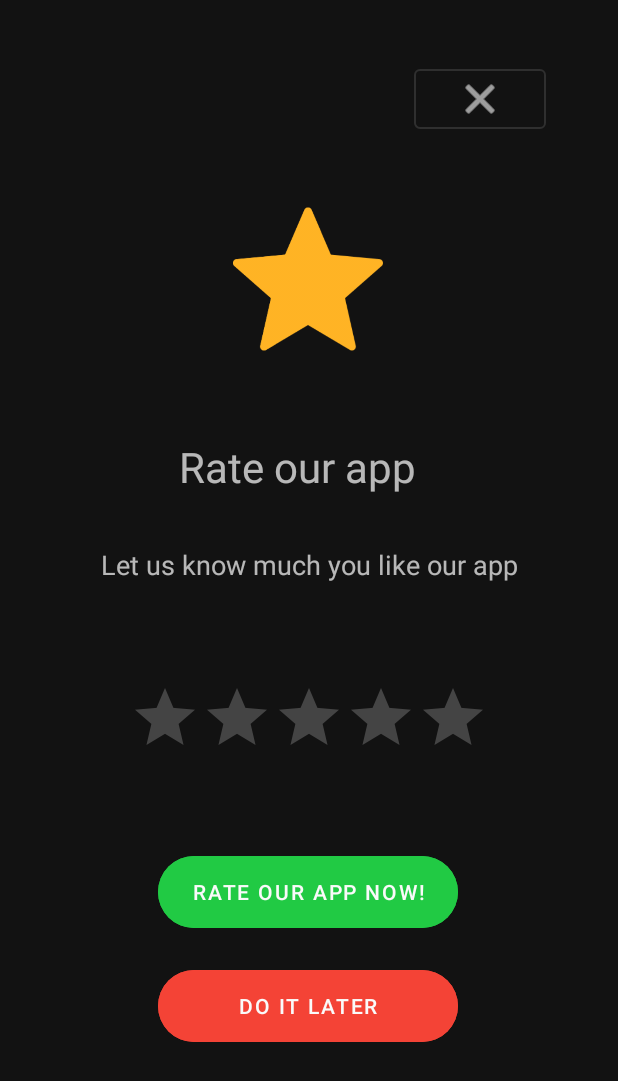
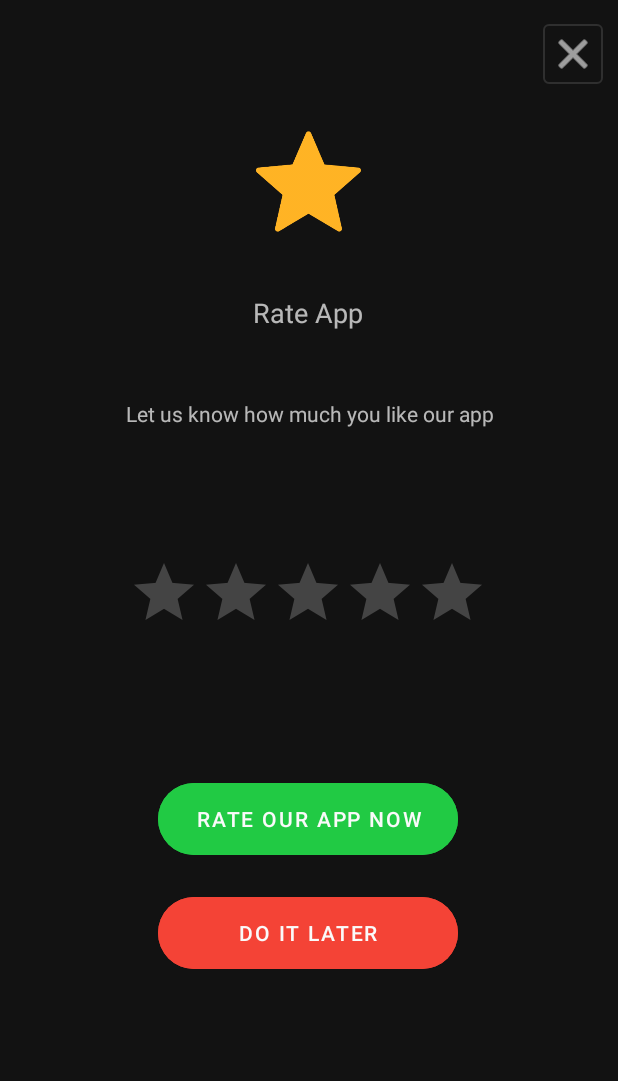
Before and after one commit to sparkwaker/Beam, an Android app: the layout dialog_rate_app.xml on its own in the app's theme, with its tools: preview values and no code run, on a phone screen of 412 x 824 dp. Shown: the top 1081 px of the screen. Run offline under Robolectric (Android 15) with nearby library versions, the light colour scheme and no system bars.

Commit message:
- Algunas mejoras para el layout de RateApp

```diff
--- a/app/src/main/res/layout/dialog_rate_app.xml
+++ b/app/src/main/res/layout/dialog_rate_app.xml
@@ -1,35 +1,39 @@
 <?xml version="1.0" encoding="utf-8"?>
-<androidx.constraintlayout.widget.ConstraintLayout xmlns:android="http://schemas.android.com/apk/res/android"
-    xmlns:tools="http://schemas.android.com/tools"
+<androidx.constraintlayout.widget.ConstraintLayout
+    xmlns:android="http://schemas.android.com/apk/res/android"
     android:layout_width="match_parent"
     android:layout_height="match_parent"
     xmlns:app="http://schemas.android.com/apk/res-auto"
-    android:padding="40dp">
+    xmlns:tools="http://schemas.android.com/tools"
+    android:padding="10dp"
+    tools:context=".ui.fragments.HomeFragment"
+    android:id="@+id/fragment_rate_app">
 
     <Button
-        android:id="@+id/button"
+        android:id="@+id/btn_close"
         style="@style/Widget.MaterialComponents.Button.OutlinedButton"
-        android:layout_width="wrap_content"
+        android:layout_width="40dp"
         android:layout_height="wrap_content"
         app:icon="@android:drawable/ic_menu_close_clear_cancel"
         app:iconGravity="textStart"
         app:iconPadding="0dp"
         app:iconTint="@color/colorWhite"
         app:layout_constraintEnd_toEndOf="parent"
-        app:layout_constraintHorizontal_bias="0.968"
+        app:layout_constraintHorizontal_bias="1.0"
         app:layout_constraintStart_toStartOf="parent"
         app:layout_constraintTop_toTopOf="parent" />
 
     <ImageView
         android:id="@+id/image_star"
-        android:layout_width="100dp"
-        android:layout_height="100dp"
-        android:layout_marginTop="44dp"
+        android:layout_width="70dp"
+        android:layout_height="70dp"
+        android:layout_marginTop="24dp"
         android:src="@drawable/ic_star"
         app:layout_constraintEnd_toEndOf="parent"
         app:layout_constraintHorizontal_bias="0.498"
         app:layout_constraintStart_toStartOf="parent"
-        app:layout_constraintTop_toBottomOf="@+id/button">
+        app:layout_constraintTop_toBottomOf="@+id/btn_close"
+        android:contentDescription="@string/image_star_description">
 
     </ImageView>
 
@@ -37,14 +41,13 @@
         android:id="@+id/text_title"
         android:layout_width="wrap_content"
         android:layout_height="wrap_content"
-        android:layout_marginTop="56dp"
-        android:text="Rate our app"
-        android:textSize="28sp"
+        android:layout_marginTop="40dp"
+        android:text="@string/rate_app_option"
+        android:textSize="@dimen/text_size_of_paragraph_titles"
         app:layout_constraintEnd_toEndOf="parent"
-        app:layout_constraintHorizontal_bias="0.456"
+        app:layout_constraintHorizontal_bias="0.498"
         app:layout_constraintStart_toStartOf="parent"
         app:layout_constraintTop_toBottomOf="@+id/image_star">
-
     </TextView>
 
     <TextView
@@ -52,14 +55,13 @@
         android:layout_width="match_parent"
         android:layout_height="wrap_content"
         android:gravity="center"
-        android:text="Let us know much you like our app"
-        android:textSize="18sp"
+        android:text="@string/rate_app_description"
+        android:textSize="@dimen/text_size_of_paragraph_text"
         app:layout_constraintBottom_toBottomOf="parent"
         app:layout_constraintEnd_toEndOf="parent"
         app:layout_constraintStart_toStartOf="parent"
         app:layout_constraintTop_toBottomOf="@+id/text_title"
         app:layout_constraintVertical_bias="0.079">
-
     </TextView>
 
     <androidx.appcompat.widget.AppCompatRatingBar
@@ -67,42 +69,46 @@
         android:layout_width="wrap_content"
         android:layout_height="wrap_content"
         android:numStars="5"
+        android:progressTint="@color/colorYellow"
         app:layout_constraintBottom_toBottomOf="parent"
         app:layout_constraintEnd_toEndOf="parent"
         app:layout_constraintHorizontal_bias="0.497"
         app:layout_constraintStart_toStartOf="parent"
         app:layout_constraintTop_toBottomOf="@+id/textView"
-        app:layout_constraintVertical_bias="0.196" />
+        app:layout_constraintVertical_bias="0.183" />
 
     <Button
-        android:id="@+id/button3"
+        android:id="@+id/btn_rate_app"
         style="@style/Widget.MaterialComponents.Button.TextButton"
         android:layout_width="200dp"
         android:layout_height="60dp"
         android:backgroundTint="@color/colorGreen"
-        android:text="Rate our App now!"
+        android:text="@string/rate_our_app_button"
         android:textColor="@color/colorWhite"
+        android:textSize="@dimen/text_size_of_buttons_tabs"
         app:cornerRadius="25dp"
         app:layout_constraintBottom_toBottomOf="parent"
         app:layout_constraintEnd_toEndOf="parent"
         app:layout_constraintHorizontal_bias="0.497"
         app:layout_constraintStart_toStartOf="parent"
         app:layout_constraintTop_toBottomOf="@+id/rating_bar"
-        app:layout_constraintVertical_bias="0.249" />
+        app:layout_constraintVertical_bias="0.269" />
 
     <Button
+        android:id="@+id/btn_later"
         style="@style/Widget.MaterialComponents.Button.TextButton"
         android:layout_width="200dp"
         android:layout_height="60dp"
         android:layout_marginTop="16dp"
         android:backgroundTint="@color/colorRed"
-        android:text="Do it later"
+        android:text="@string/do_it_later_button"
         android:textColor="@color/colorWhite"
+        android:textSize="@dimen/text_size_of_buttons_tabs"
         app:cornerRadius="25dp"
         app:layout_constraintEnd_toEndOf="parent"
         app:layout_constraintHorizontal_bias="0.497"
         app:layout_constraintStart_toStartOf="parent"
-        app:layout_constraintTop_toBottomOf="@+id/button3" />
+        app:layout_constraintTop_toBottomOf="@+id/btn_rate_app" />
 
 
 </androidx.constraintlayout.widget.ConstraintLayout>
```
